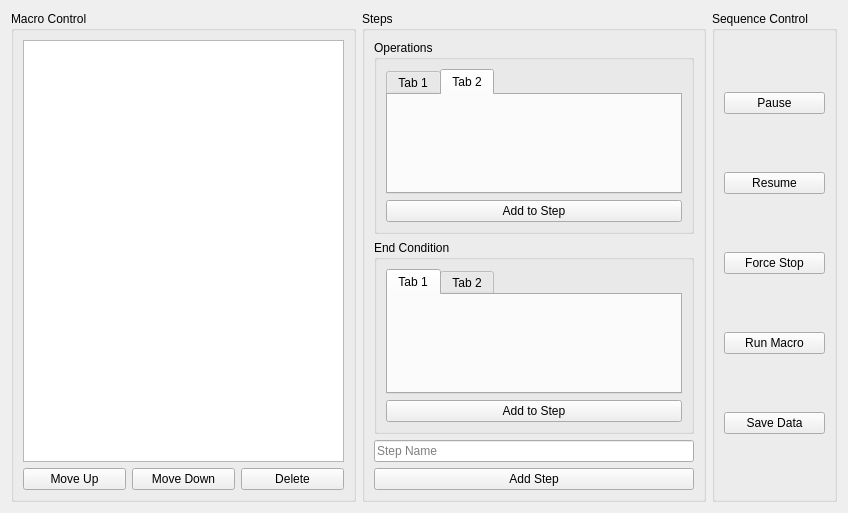
This is Frontend/GUI/MacroControlWidget/macrocontrolwidget.ui in S2A-Lab/RollerLaminationSoftware as Qt 5 draws it before an edit. The edited form follows.
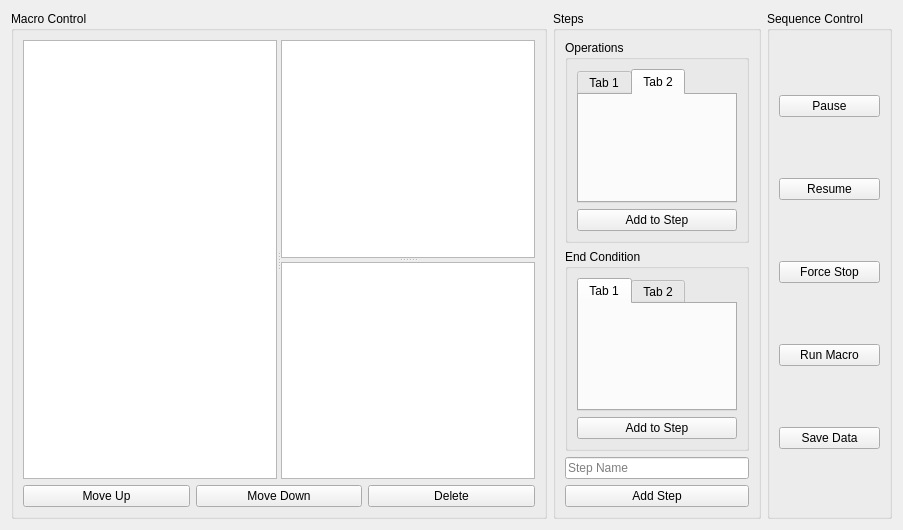
This is the edited form. The open tabs and pages were chosen to show the change.

Commit message: Working on macro programming interface.

Patch:
```diff
--- a/Frontend/GUI/MacroControlWidget/macrocontrolwidget.ui
+++ b/Frontend/GUI/MacroControlWidget/macrocontrolwidget.ui
@@ -6,8 +6,8 @@
    <rect>
     <x>0</x>
     <y>0</y>
-    <width>848</width>
-    <height>513</height>
+    <width>903</width>
+    <height>530</height>
    </rect>
   </property>
   <property name="windowTitle">
@@ -21,7 +21,19 @@
      </property>
      <layout class="QVBoxLayout" name="verticalLayout_2">
       <item>
-       <widget class="QColumnView" name="StepView"/>
+       <widget class="QSplitter" name="splitter_2">
+        <property name="orientation">
+         <enum>Qt::Orientation::Horizontal</enum>
+        </property>
+        <widget class="QListView" name="StepView"/>
+        <widget class="QSplitter" name="splitter">
+         <property name="orientation">
+          <enum>Qt::Orientation::Vertical</enum>
+         </property>
+         <widget class="QListView" name="OperationView"/>
+         <widget class="QListView" name="EndConditionView"/>
+        </widget>
+       </widget>
       </item>
       <item>
        <layout class="QHBoxLayout" name="foo_0_0">
```
Left out of the diff: 4 changed lines with no effect on the pictures. The commit also changes 3 other files.
